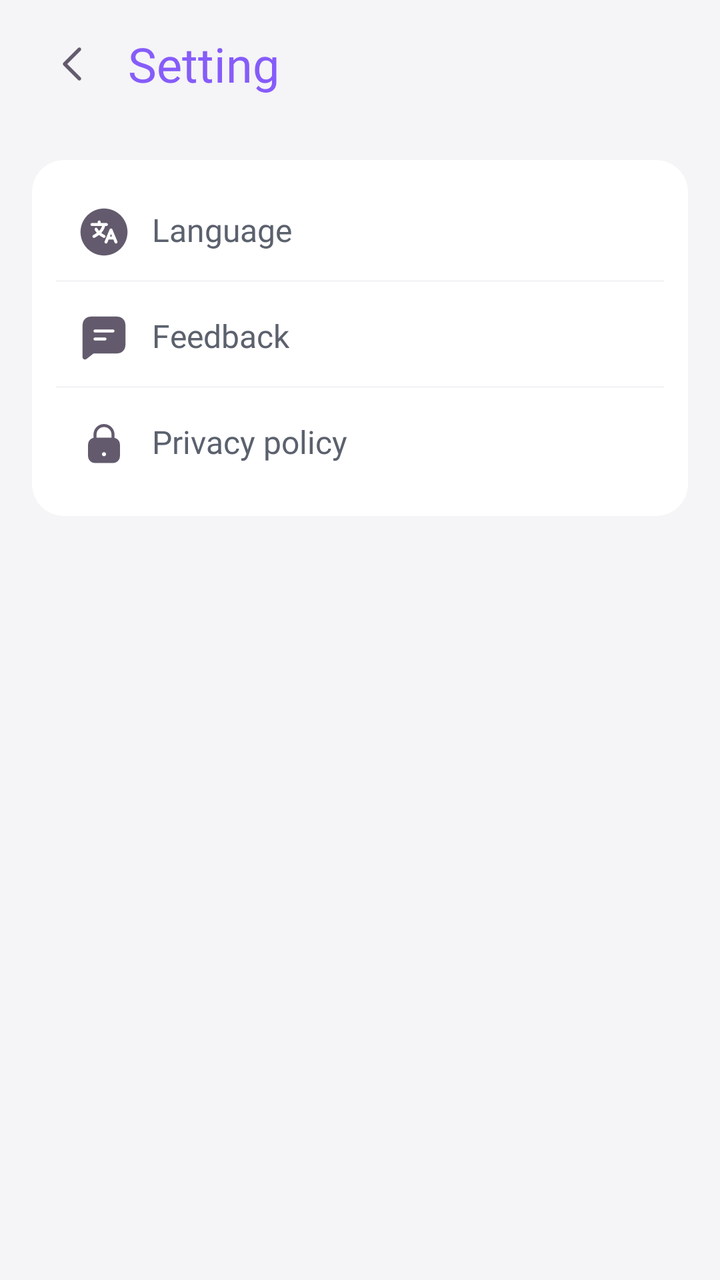
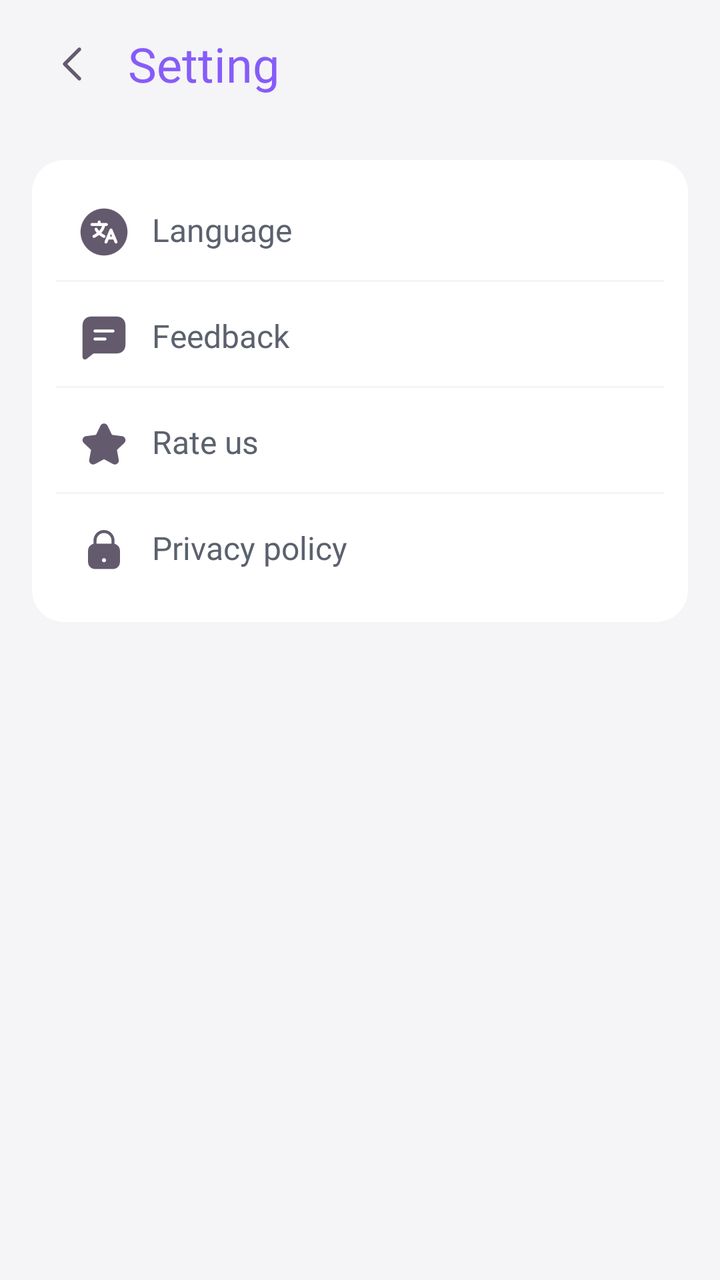

Before-and-after screenshots of an Android layout around one commit, followed by the original layout XML and the change that was made.
<!-- AndroidManifest.xml: activity theme Theme.ThemeWallpaper -->
<!-- res/layout/activity_setting.xml -->
<?xml version="1.0" encoding="utf-8"?>
<androidx.constraintlayout.widget.ConstraintLayout xmlns:android="http://schemas.android.com/apk/res/android"
    xmlns:app="http://schemas.android.com/apk/res-auto"
    xmlns:tools="http://schemas.android.com/tools"
    android:layout_width="match_parent"
    android:layout_height="match_parent"
    android:background="@color/surface_2"
    tools:context=".ui.setting.SettingActivity">

    <LinearLayout
        android:id="@+id/toolbar"
        android:layout_width="match_parent"
        android:layout_height="64dp"
        android:gravity="center_vertical"
        android:orientation="horizontal"
        android:paddingHorizontal="16dp"
        app:layout_constraintTop_toTopOf="parent">

        <androidx.appcompat.widget.AppCompatImageView
            android:id="@+id/btnBack"
            android:layout_width="wrap_content"
            android:layout_height="wrap_content"
            android:background="?selectableItemBackgroundBorderless"
            android:padding="9dp"
            android:src="@drawable/ic_back_1" />

        <androidx.appcompat.widget.AppCompatTextView
            style="@style/NunitoExtraBold.24"
            android:layout_width="wrap_content"
            android:layout_height="wrap_content"
            android:layout_marginStart="8dp"
            android:text="@string/setting"
            android:textColor="@color/primary_high_em" />

    </LinearLayout>

    <LinearLayout
        android:id="@+id/cardSettings"
        android:layout_width="0dp"
        android:layout_height="wrap_content"
        android:layout_margin="16dp"
        android:background="@drawable/bg_setting_card"
        android:orientation="vertical"
        android:padding="12dp"
        app:layout_constraintEnd_toEndOf="parent"
        app:layout_constraintStart_toStartOf="parent"
        app:layout_constraintTop_toBottomOf="@id/toolbar">

        <androidx.appcompat.widget.AppCompatTextView
            android:id="@+id/btnLanguage"
            style="@style/NunitoMedium.16"
            android:layout_width="match_parent"
            android:layout_height="wrap_content"
            android:drawableStart="@drawable/ic_setting_language"
            android:drawablePadding="12dp"
            android:padding="12dp"
            android:text="@string/language"
            android:textColor="@color/textMedEm" />

        <View
            android:layout_width="match_parent"
            android:layout_height="1dp"
            android:background="@color/outline_base_em" />

        <androidx.appcompat.widget.AppCompatTextView
            android:id="@+id/btnFeedback"
            style="@style/NunitoMedium.16"
            android:layout_width="match_parent"
            android:layout_height="wrap_content"
            android:layout_marginTop="4dp"
            android:drawableStart="@drawable/ic_setting_feedback"
            android:drawablePadding="12dp"
            android:padding="12dp"
            android:text="@string/feedback"
            android:textColor="@color/textMedEm" />

        <View
            android:layout_width="match_parent"
            android:layout_height="1dp"
            android:background="@color/outline_base_em" />


        <androidx.appcompat.widget.AppCompatTextView
            android:id="@+id/btnPrivacy"
            style="@style/NunitoMedium.16"
            android:layout_width="match_parent"
            android:layout_height="wrap_content"
            android:layout_marginTop="4dp"
            android:drawableStart="@drawable/ic_setting_privacy"
            android:drawablePadding="12dp"
            android:padding="12dp"
            android:text="@string/privacy_policy"
            android:textColor="@color/textMedEm" />


    </LinearLayout>

</androidx.constraintlayout.widget.ConstraintLayout>
<!-- resources referenced by this layout -->
<resources>
  <color name="outline_base_em">#F5F4F6</color>
  <color name="primary_high_em">#865CFA</color>
  <color name="surface_2">#F5F4F6</color>
  <color name="textMedEm">#5B616D</color>
  <!-- drawable bg_setting_card (drawable) -->
  <?xml version="1.0" encoding="utf-8"?>
  <shape xmlns:android="http://schemas.android.com/apk/res/android">
      <solid android:color="@color/white" />
      <corners android:radius="16dp" />
  </shape>
  <!-- drawable ic_back_1 (drawable) -->
  <vector xmlns:android="http://schemas.android.com/apk/res/android"
      android:width="22dp"
      android:height="22dp"
      android:viewportWidth="22"
      android:viewportHeight="22">
      <path
          android:fillColor="#FF635B6D"
          android:pathData="M15.31 3.02c0.36 0.36 0.36 0.94 0 1.3L8.63 11l6.68 6.69c0.36 0.35 0.36 0.93 0 1.3-0.35 0.35-0.93 0.35-1.3 0L6.7 11.64c-0.36-0.36-0.36-0.94 0-1.3l7.33-7.33c0.36-0.36 0.94-0.36 1.3 0Z"/>
  </vector>
  <!-- drawable ic_setting_privacy (drawable) -->
  <vector xmlns:android="http://schemas.android.com/apk/res/android"
      android:width="24dp"
      android:height="24dp"
      android:viewportWidth="24"
      android:viewportHeight="24">
      <path
          android:fillColor="#FF635B6D"
          android:fillType="evenOdd"
          android:pathData="M12 18.12c-0.56 0-1.02-0.46-1.02-1.03 0-0.56 0.46-1.02 1.02-1.02 0.57 0 1.03 0.46 1.03 1.02 0 0.57-0.46 1.03-1.03 1.03ZM8.26 7.19c0.04-2.03 1.66-3.65 3.7-3.67H12c2.05 0 3.72 1.65 3.75 3.68v1.63l-1.02-0.01H9.27h-1V7.2Zm11.39 3.63c-0.35-0.72-0.94-1.3-1.66-1.64-0.22-0.11-0.46-0.19-0.73-0.24V7.2C17.23 4.3 14.84 2 11.94 2c-2.87 0.04-5.15 2.3-5.2 5.18v1.76c-0.26 0.05-0.5 0.12-0.73 0.23-0.72 0.34-1.3 0.93-1.66 1.66C4 11.56 4 12.4 4 14.09v2.16c0 1.7 0 2.54 0.35 3.26 0.34 0.72 0.93 1.3 1.66 1.67 0.73 0.34 1.57 0.34 3.26 0.34h5.46c1.69 0 2.53 0 3.26-0.35s1.32-0.94 1.66-1.66C20 18.8 20 17.94 20 16.25v-2.16c0-1.68 0-2.53-0.35-3.27Z"/>
  </vector>
  <string name="feedback">Feedback</string>
  <string name="language">Language</string>
  <string name="privacy_policy">Privacy policy</string>
  <string name="setting">Setting</string>
  <style name="NunitoExtraBold.24" parent="NunitoExtraBold">
          <item name="android:textSize">24sp</item>
      </style>
  <style name="NunitoMedium.16" parent="NunitoMedium">
          <item name="android:textSize">16sp</item>
      </style>
  <style name="Theme.ThemeWallpaper" parent="Base.Theme.P67ControllerWidget" />
  <color name="white">#FFFFFFFF</color>
  <style name="NunitoExtraBold" parent="NunitoBase">
          <item name="android:fontFamily">@font/nunito_extra_bold</item>
      </style>
  <style name="NunitoMedium" parent="NunitoBase">
          <item name="android:fontFamily">@font/nunito_medium</item>
      </style>
  <style name="Base.Theme.P67ControllerWidget" parent="Theme.Material3.Light.NoActionBar">
          
          
          <item name="android:statusBarColor">@color/white</item>
          <item name="android:windowLightStatusBar">false</item>
          <item name="statusBarBackground">@color/white</item>
          <item name="android:windowOptOutEdgeToEdgeEnforcement" tools:targetApi="35">true</item>
  
      </style>
  <style name="NunitoBase">
          <item name="android:fontFamily">@font/nunito</item>
      </style>
  <!-- unchanged entries left out for length: 2 -->
</resources>

<!-- the commit's change to res/layout/activity_setting.xml (unified diff, before → after) -->
@@ -79,6 +79,23 @@
             android:layout_height="1dp"
             android:background="@color/outline_base_em" />
 
+        <androidx.appcompat.widget.AppCompatTextView
+            android:id="@+id/btnRate"
+            style="@style/NunitoMedium.16"
+            android:layout_width="match_parent"
+            android:layout_height="wrap_content"
+            android:layout_marginTop="4dp"
+            android:drawableStart="@drawable/ic_setting_rate"
+            android:drawablePadding="12dp"
+            android:padding="12dp"
+            android:text="@string/rate_us"
+            android:textColor="@color/textMedEm" />
+
+        <View
+            android:layout_width="match_parent"
+            android:layout_height="1dp"
+            android:background="@color/outline_base_em" />
+
 
         <androidx.appcompat.widget.AppCompatTextView
             android:id="@+id/btnPrivacy"
<!-- resource entries referenced after the edit -->
@@ -31,9 +31,20 @@
           android:fillType="evenOdd"
           android:pathData="M12 18.12c-0.56 0-1.02-0.46-1.02-1.03 0-0.56 0.46-1.02 1.02-1.02 0.57 0 1.03 0.46 1.03 1.02 0 0.57-0.46 1.03-1.03 1.03ZM8.26 7.19c0.04-2.03 1.66-3.65 3.7-3.67H12c2.05 0 3.72 1.65 3.75 3.68v1.63l-1.02-0.01H9.27h-1V7.2Zm11.39 3.63c-0.35-0.72-0.94-1.3-1.66-1.64-0.22-0.11-0.46-0.19-0.73-0.24V7.2C17.23 4.3 14.84 2 11.94 2c-2.87 0.04-5.15 2.3-5.2 5.18v1.76c-0.26 0.05-0.5 0.12-0.73 0.23-0.72 0.34-1.3 0.93-1.66 1.66C4 11.56 4 12.4 4 14.09v2.16c0 1.7 0 2.54 0.35 3.26 0.34 0.72 0.93 1.3 1.66 1.67 0.73 0.34 1.57 0.34 3.26 0.34h5.46c1.69 0 2.53 0 3.26-0.35s1.32-0.94 1.66-1.66C20 18.8 20 17.94 20 16.25v-2.16c0-1.68 0-2.53-0.35-3.27Z"/>
   </vector>
+  <!-- drawable ic_setting_rate (drawable) -->
+  <vector xmlns:android="http://schemas.android.com/apk/res/android"
+      android:width="24dp"
+      android:height="24dp"
+      android:viewportWidth="24"
+      android:viewportHeight="24">
+      <path
+          android:fillColor="#FF635B6D"
+          android:pathData="M13.8 2.88c-0.73-1.5-2.87-1.5-3.6 0L8.07 7.3c-0.04 0.08-0.11 0.13-0.2 0.14L3 8.08c-1.67 0.22-2.34 2.28-1.1 3.44l3.55 3.34C5.5 14.92 5.53 15 5.5 15.09l-0.9 4.79C4.32 21.52 6.06 22.8 7.54 22l4.35-2.33c0.08-0.04 0.16-0.04 0.24 0L16.47 22c1.48 0.8 3.22-0.47 2.91-2.13l-0.9-4.78c0-0.09 0.02-0.17 0.08-0.23l3.56-3.34c1.23-1.16 0.56-3.22-1.11-3.44l-4.88-0.64c-0.09-0.01-0.16-0.06-0.2-0.14L13.8 2.88Z"/>
+  </vector>
   <string name="feedback">Feedback</string>
   <string name="language">Language</string>
   <string name="privacy_policy">Privacy policy</string>
+  <string name="rate_us">Rate us</string>
   <string name="setting">Setting</string>
   <style name="NunitoExtraBold.24" parent="NunitoExtraBold">
           <item name="android:textSize">24sp</item>
